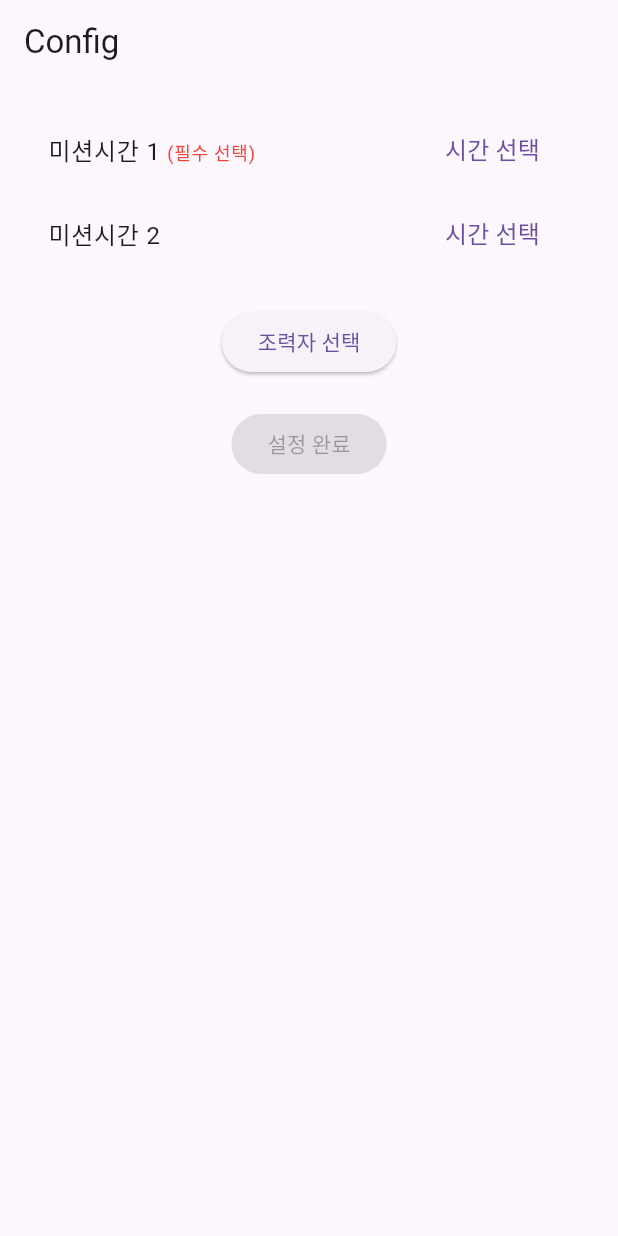
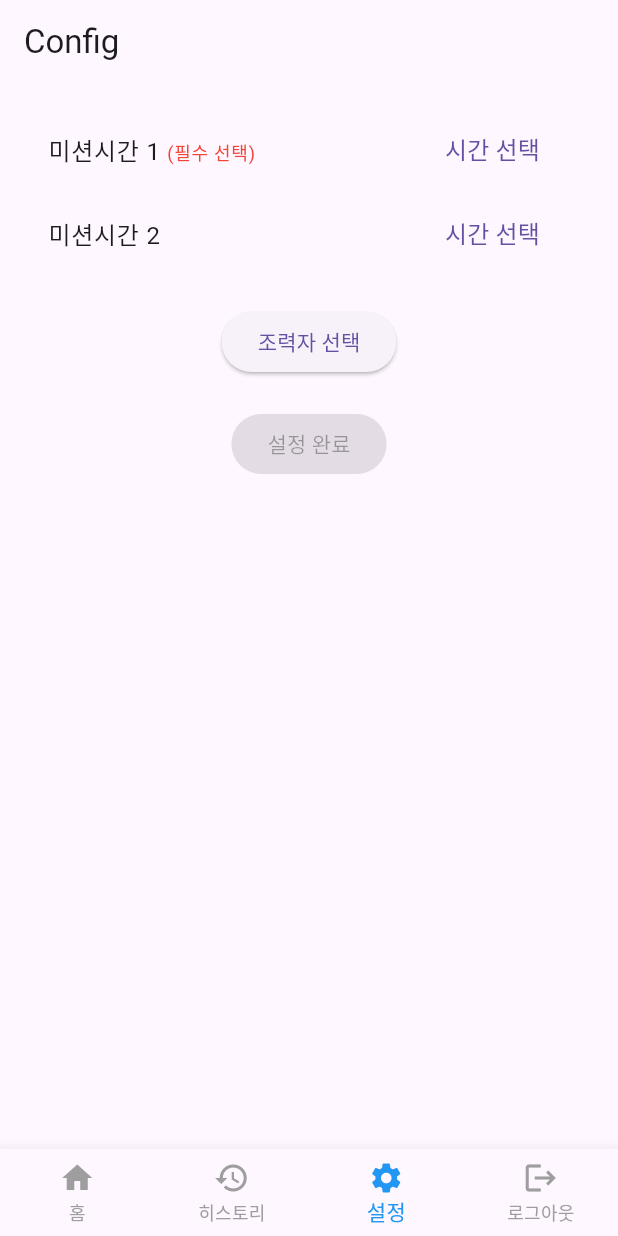
Before and after one commit to buku-buku/notiyou, a Flutter app: the ConfigPage screen opened by its route, on a phone screen of 412 x 824 dp. Run offline on Flutter 3.47's test engine with Material 3 defaults, Android fonts, the phone set to English and light mode, and no system bars; our stand-ins replace go_router, shared_preferences; accounts and stored records are empty.

Commit message:
feat: config_page에 최초 진입 여부에 따라 bottom nav 분기 처리

```diff
--- a/lib/screens/config_page.dart
+++ b/lib/screens/config_page.dart
@@ -1,12 +1,19 @@
 import 'package:flutter/material.dart';
 import 'package:go_router/go_router.dart';
+import 'package:notiyou/screens/history_page.dart';
+import 'package:notiyou/screens/login_page.dart';
 import 'home_page.dart';
 import '../services/mission_service.dart';
 
 class ConfigPage extends StatefulWidget {
-  const ConfigPage({super.key});
+  static const String routeName = '/config';
 
-  static const String routeName = '/config';
+  final bool isOnboarding;
+
+  const ConfigPage({
+    super.key,
+    this.isOnboarding = false,
+  });
 
   @override
   State<ConfigPage> createState() => _ConfigPageState();
@@ -181,6 +188,47 @@ class _ConfigPageState extends State<ConfigPage> {
           ],
         ),
       ),
+      bottomNavigationBar: widget.isOnboarding
+          ? null
+          : BottomNavigationBar(
+              type: BottomNavigationBarType.fixed,
+              currentIndex: 2,
+              selectedItemColor: Colors.blue,
+              unselectedItemColor: Colors.grey,
+              items: const [
+                BottomNavigationBarItem(
+                  icon: Icon(Icons.home),
+                  label: '홈',
+                ),
+                BottomNavigationBarItem(
+                  icon: Icon(Icons.history),
+                  label: '히스토리',
+                ),
+                BottomNavigationBarItem(
+                  icon: Icon(Icons.settings),
+                  label: '설정',
+                ),
+                BottomNavigationBarItem(
+                  icon: Icon(Icons.logout),
+                  label: '로그아웃',
+                ),
+              ],
+              onTap: (index) {
+                switch (index) {
+                  case 0:
+                    context.go(HomePage.routeName);
+                    break;
+                  case 1:
+                    context.go(HistoryPage.routeName);
+                    break;
+                  case 2:
+                    break;
+                  case 3:
+                    context.go(LoginPage.routeName);
+                    break;
+                }
+              },
+            ),
     );
   }
 }
```
Also changed, not shown: 1 other file.
